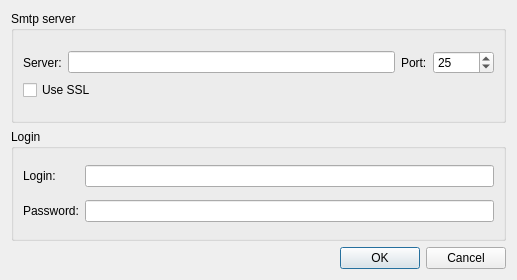
First picture: the form in smtp_set.ui, repository Testorator/Testik, before the edit.
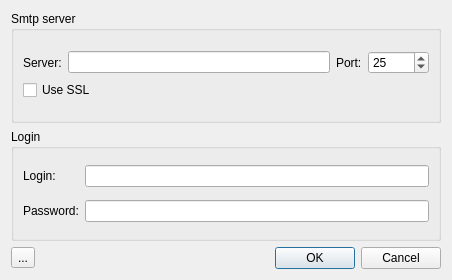
Second picture: the form after the edit. Icons and pictures are not drawn.

Commit message: fix resource prefix filling smtp_set fixed sendEMail

```diff
--- a/smtp_set.ui
+++ b/smtp_set.ui
@@ -6,7 +6,7 @@
    <rect>
     <x>0</x>
     <y>0</y>
-    <width>517</width>
+    <width>452</width>
     <height>280</height>
    </rect>
   </property>
@@ -14,7 +14,61 @@
    <string>Dialog</string>
   </property>
   <layout class="QGridLayout" name="gridLayout">
-   <item row="0" column="0">
+   <item row="3" column="1">
+    <widget class="QDialogButtonBox" name="buttonBox">
+     <property name="orientation">
+      <enum>Qt::Horizontal</enum>
+     </property>
+     <property name="standardButtons">
+      <set>QDialogButtonBox::Cancel|QDialogButtonBox::Ok</set>
+     </property>
+    </widget>
+   </item>
+   <item row="3" column="0">
+    <widget class="QToolButton" name="toolButton_SendTestMsg">
+     <property name="text">
+      <string>...</string>
+     </property>
+     <property name="icon">
+      <iconset resource="res.qrc">
+       <normaloff>:/mail/send_test_msg</normaloff>:/mail/send_test_msg</iconset>
+     </property>
+    </widget>
+   </item>
+   <item row="1" column="0" colspan="2">
+    <widget class="QGroupBox" name="groupBox_Login">
+     <property name="title">
+      <string>Login</string>
+     </property>
+     <layout class="QGridLayout" name="gridLayout_4">
+      <item row="0" column="0">
+       <widget class="QLabel" name="label_3">
+        <property name="text">
+         <string>Login:</string>
+        </property>
+       </widget>
+      </item>
+      <item row="0" column="1">
+       <widget class="QLineEdit" name="lineEdit_Login"/>
+      </item>
+      <item row="1" column="0">
+       <widget class="QLabel" name="label_4">
+        <property name="text">
+         <string>Password:</string>
+        </property>
+       </widget>
+      </item>
+      <item row="1" column="1">
+       <widget class="QLineEdit" name="lineEdit_Password">
+        <property name="echoMode">
+         <enum>QLineEdit::PasswordEchoOnEdit</enum>
+        </property>
+       </widget>
+      </item>
+     </layout>
+    </widget>
+   </item>
+   <item row="0" column="0" colspan="2">
     <widget class="QGroupBox" name="groupBox_server">
      <property name="title">
       <string>Smtp server</string>
@@ -64,49 +118,6 @@
      </layout>
     </widget>
    </item>
-   <item row="2" column="0">
-    <widget class="QDialogButtonBox" name="buttonBox">
-     <property name="orientation">
-      <enum>Qt::Horizontal</enum>
-     </property>
-     <property name="standardButtons">
-      <set>QDialogButtonBox::Cancel|QDialogButtonBox::Ok</set>
-     </property>
-    </widget>
-   </item>
-   <item row="1" column="0">
-    <widget class="QGroupBox" name="groupBox_Login">
-     <property name="title">
-      <string>Login</string>
-     </property>
-     <layout class="QGridLayout" name="gridLayout_4">
-      <item row="0" column="0">
-       <widget class="QLabel" name="label_3">
-        <property name="text">
-         <string>Login:</string>
-        </property>
-       </widget>
-      </item>
-      <item row="0" column="1">
-       <widget class="QLineEdit" name="lineEdit_Login"/>
-      </item>
-      <item row="1" column="0">
-       <widget class="QLabel" name="label_4">
-        <property name="text">
-         <string>Password:</string>
-        </property>
-       </widget>
-      </item>
-      <item row="1" column="1">
-       <widget class="QLineEdit" name="lineEdit_Password">
-        <property name="echoMode">
-         <enum>QLineEdit::PasswordEchoOnEdit</enum>
-        </property>
-       </widget>
-      </item>
-     </layout>
-    </widget>
-   </item>
   </layout>
  </widget>
  <resources/>
```
Left out of the diff: 4 changed lines with no effect on the pictures. The commit also changes 11 other files.
